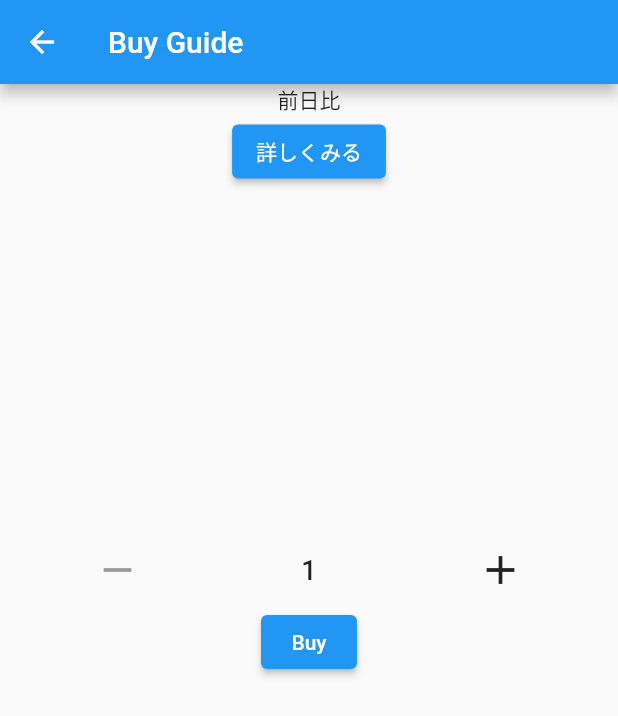
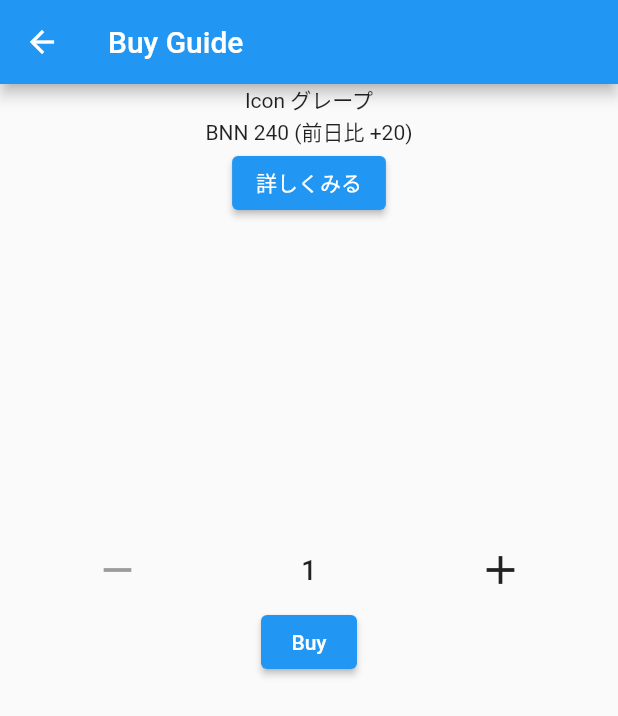
Before and after one commit to bitbanana/mobile_app, a Flutter app: the BuyGuide screen opened directly, after a tap on "詳しくみる", on a phone screen of 412 x 824 dp. Shown: the top 716 px of the screen. Run offline on Flutter 3.47's test engine with Material 2 defaults, Android fonts, the light colour scheme and no system bars; our stand-ins replace flutter_hooks, hooks_riverpod, riverpod.

Commit message:
情報を追加

```diff
--- a/lib/components/item_header.dart
+++ b/lib/components/item_header.dart
@@ -10,7 +10,8 @@ class ItemHeader extends HookConsumerWidget {
   @override
   Widget build(BuildContext context, WidgetRef ref) {
     final column = Column(children: [
-      const Text('前日比'),
+      Text('Icon グレープ'),
+      Text('BNN 240 (前日比 +20)'),
       ElevatedButton(
         onPressed: onPressedDetail,
         child: Text('詳しくみる'),
--- a/lib/pages/item_detail/item_detail.dart
+++ b/lib/pages/item_detail/item_detail.dart
@@ -10,21 +10,15 @@ class ItemDetail extends HookConsumerWidget {
     /// 画面上のバー
     final appBar = AppBar(title: const Text('ItemDetail'));
 
-    final list = ListView.builder(
-      itemBuilder: (BuildContext context, int index) {
-        return Container(
-          width: 300,
-          height: 100,
-          child: Text('$index'),
-        );
-      },
-      itemCount: 13,
-    );
+    final column = Column(children: [
+      Text('Icon グレープ'),
+      Text('BNN 240 (前日比 +20)'),
+    ]);
 
     /// 画面
     return Scaffold(
       appBar: appBar,
-      body: list,
+      body: column,
     );
   }
 }
```
Also changed, not shown: 1 other file.
